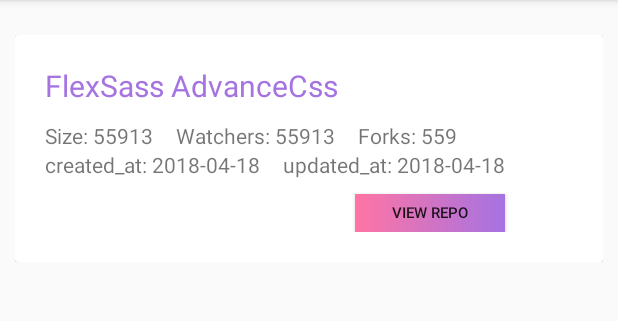
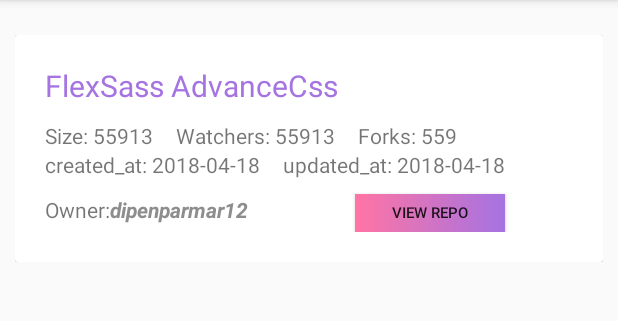
Before and after one commit to dipenparmar12/GitRepoDownloader, an Android app: the screen it shows after launch (MainActivity), on a phone screen of 412 x 824 dp, the part 84-405 px from its top. Run offline under Robolectric (Android 15) with nearby library versions, the phone set to English and light mode, and no system bars.

Commit message:
Miner Chagned in  RecyclerView's CardView UI
Repo Owners Name Added  (TextView )

```diff
--- a/app/src/main/res/layout/repos_list.xml
+++ b/app/src/main/res/layout/repos_list.xml
@@ -115,6 +115,24 @@
                 android:layout_toRightOf="@id/textView_updated_at"
                 android:text="2018-04-18" />
 
+            <TextView
+                android:id="@+id/textView_login"
+                android:layout_width="wrap_content"
+                android:layout_alignBaseline="@id/btn_view_repo"
+                android:layout_height="wrap_content"
+                android:text="Owner:" />
+
+            <TextView
+                android:id="@+id/textView_login_value"
+                android:layout_width="wrap_content"
+                android:layout_alignBaseline="@id/btn_view_repo"
+                android:layout_height="wrap_content"
+                android:layout_marginEnd="15dp"
+                android:layout_toRightOf="@id/textView_login"
+                android:textStyle="italic|bold"
+                android:textColor="@color/gray_dark"
+                android:text="dipenparmar12" />
+
             <Button
                 android:layout_marginTop="10dp"
                 android:textSize="10dp"
--- a/app/src/main/res/values/colors.xml
+++ b/app/src/main/res/values/colors.xml
@@ -11,6 +11,10 @@
     <color name="pink_light">#FF74A4</color>
     <color name="white">#fff</color>
 
+    <color name="gray_dark">#8D8D8D</color>
+
+
+
 
 
 </resources>
```
